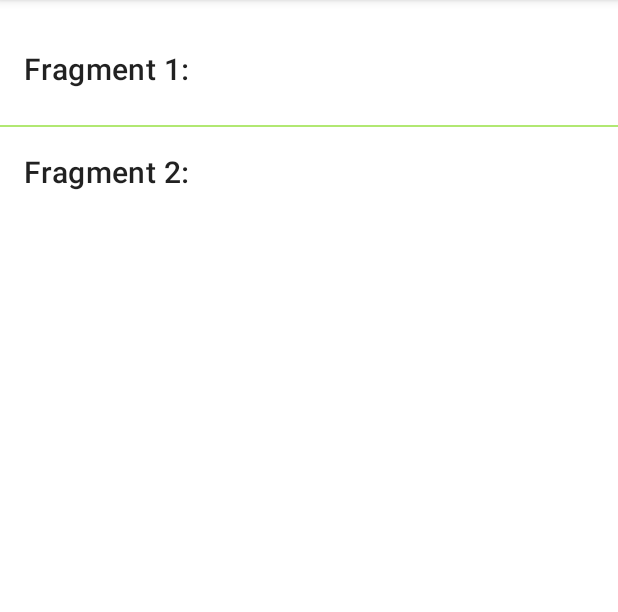
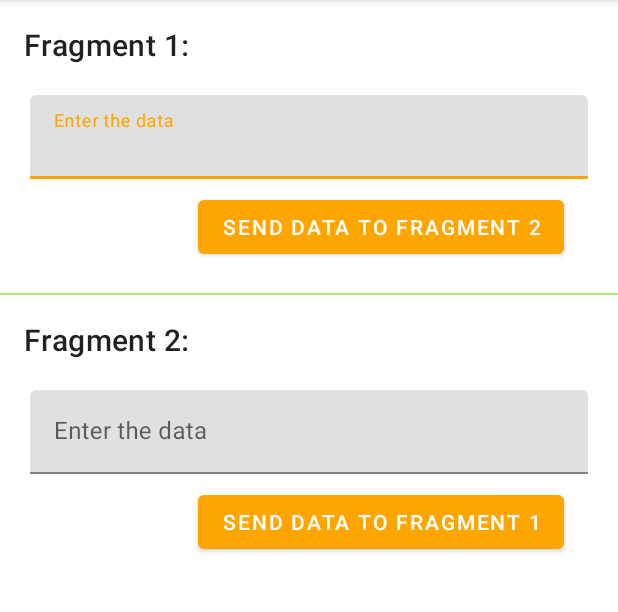
Before and after one commit to rahulrchaurasia/Demo, an Android app: the DemoViewmodelActivity screen opened directly, with no data from a screen before it, on a phone screen of 412 x 824 dp, the part 84-696 px from its top. Run offline under Robolectric (Android 15) with nearby library versions, the phone set to English and light mode, and no system bars.

Commit message:
Share View Model in Fragment

```diff
--- a/app/src/main/java/com/example/jetpackdemo/ViewModelShareDemo/DemoFragment1.kt
+++ b/app/src/main/java/com/example/jetpackdemo/ViewModelShareDemo/DemoFragment1.kt
@@ -1,16 +1,28 @@
 package com.example.jetpackdemo.ViewModelShareDemo
 
+import android.content.Context
 import android.os.Bundle
+import android.text.Editable
 import androidx.fragment.app.Fragment
 import android.view.LayoutInflater
 import android.view.View
 import android.view.ViewGroup
+import androidx.lifecycle.Observer
+import androidx.lifecycle.ViewModelProvider
 import com.example.jetpackdemo.R
-
+import com.example.jetpackdemo.databinding.FragmentDemo1Binding
 
 
 class DemoFragment1 : Fragment() {
 
+    private var shareDemoViewModelInstance : ShareDemoViewModel ? = null
+
+    // assign the _binding variable initially to null and
+    // also when the view is destroyed again it has to be set to null
+    private  var _binding : FragmentDemo1Binding ? = null
+    // with the backing property of the kotlin we extract
+    // the non null value of the _binding
+    private val binding get() = _binding!!
     override fun onCreate(savedInstanceState: Bundle?) {
         super.onCreate(savedInstanceState)
 
@@ -21,8 +33,47 @@ class DemoFragment1 : Fragment() {
         savedInstanceState: Bundle?
     ): View? {
         // Inflate the layout for this fragment
-        return inflater.inflate(R.layout.fragment_demo1, container, false)
+       // val view =  inflater.inflate(R.layout.fragment_demo1, container, false)
+        _binding = FragmentDemo1Binding.inflate(inflater,container,false)
+
+        // as soon as the button is clicked
+        // send the data to ViewModel
+        // and the Live data will take care of
+        // updating the data inside another Fragment
+        binding.sendButtonFragment1.setOnClickListener{
+
+            shareDemoViewModelInstance?.setData(binding.editTextFromFragment1.text.toString())
+
+
+        }
+
+        // Note : requireActivity() because we need activity instance. if we use this than it used frag
+        // Activity instance is required because DemoViewmodelActivity has both the fragmnet.
+        shareDemoViewModelInstance = ViewModelProvider(requireActivity()).get(ShareDemoViewModel::class.java)
+
+
+        // observe the data inside the view model that is mutable
+        // live of type CharSequence and set the data for edit text
+
+        if(viewLifecycleOwner != null) {
+            shareDemoViewModelInstance!!.getData().observe(viewLifecycleOwner, Observer { etFrag1 ->
+
+                binding.editTextFromFragment1.setText(etFrag1.toString())
+            })
+        }
+
+        return binding.root
     }
+
+
+
+    override fun onViewCreated(view: View, savedInstanceState: Bundle?) {
+        super.onViewCreated(view, savedInstanceState)
+
+
+    }
+
+
 
     companion object {
 
@@ -30,4 +81,10 @@ class DemoFragment1 : Fragment() {
         fun newInstance() = DemoFragment1()
 
     }
+
+    override fun onDestroy() {
+        super.onDestroy()
+
+        _binding = null
+    }
 }
--- a/app/src/main/java/com/example/jetpackdemo/ViewModelShareDemo/DemoFragment2.kt
+++ b/app/src/main/java/com/example/jetpackdemo/ViewModelShareDemo/DemoFragment2.kt
@@ -1,18 +1,33 @@
 package com.example.jetpackdemo.ViewModelShareDemo
 
+import android.content.Context
 import android.os.Bundle
+import android.text.Editable
 import androidx.fragment.app.Fragment
 import android.view.LayoutInflater
 import android.view.View
 import android.view.ViewGroup
+import androidx.lifecycle.Observer
+import androidx.lifecycle.ViewModelProvider
+import androidx.lifecycle.get
 import com.example.jetpackdemo.R
+import com.example.jetpackdemo.databinding.FragmentDemo2Binding
 
-// TODO: Rename parameter arguments, choose names that match
-// the fragment initialization parameters, e.g. ARG_ITEM_NUMBER
-private const val ARG_PARAM1 = "param1"
-private const val ARG_PARAM2 = "param2"
 
 class DemoFragment2 : Fragment() {
+
+
+    private var shareDemoViewModelInstance : ShareDemoViewModel ? = null
+
+    // assign the _binding variable initially to null and
+    // also when the view is destroyed again it has to be set to null
+
+    private var _binding : FragmentDemo2Binding? = null
+
+    // with the backing property of the kotlin we extract
+    // the non null value of the _binding
+
+    private val binding get() = _binding!!
 
     override fun onCreate(savedInstanceState: Bundle?) {
         super.onCreate(savedInstanceState)
@@ -24,21 +39,55 @@ class DemoFragment2 : Fragment() {
         savedInstanceState: Bundle?
     ): View? {
         // Inflate the layout for this fragment
-        return inflater.inflate(R.layout.fragment_demo2, container, false)
+       // return inflater.inflate(R.layout.fragment_demo2, container, false)
+        _binding = FragmentDemo2Binding.inflate(inflater,container,false)
+
+        return  binding.root
+
+    }
+
+    override fun onAttach(context: Context) {
+        super.onAttach(context)
+
+
+    }
+
+    override fun onViewCreated(view: View, savedInstanceState: Bundle?) {
+        super.onViewCreated(view, savedInstanceState)
+
+        shareDemoViewModelInstance = ViewModelProvider(requireActivity()).get(ShareDemoViewModel::class.java)
+
+        binding.sendButtonFragment2.setOnClickListener{
+
+            shareDemoViewModelInstance?.setData(binding.editTextFromFragment2.text.toString())
+        }
+
+
+        // observe the data inside the view model that is mutable
+        // live of type CharSequence and set the data for edit text
+        if(viewLifecycleOwner != null) {
+            shareDemoViewModelInstance!!.getData().observe(viewLifecycleOwner, Observer { etFrag2 ->
+
+                binding.editTextFromFragment2.setText(etFrag2.toString())
+
+            })
+        }
+
+
     }
 
     companion object {
 
         @JvmStatic
-        fun newInstance1(param1: String, param2: String) =
-            DemoFragment2().apply {
-                arguments = Bundle().apply {
-                    putString(ARG_PARAM1, param1)
-                    putString(ARG_PARAM2, param2)
-                }
-            }
-        @JvmStatic
-        fun newInstance() = DemoFragment2()
+        fun newInstance() = DemoFragment1()
 
     }
+
+
+
+    override fun onDestroy() {
+        super.onDestroy()
+
+        _binding = null
+    }
 }
--- a/app/src/main/java/com/example/jetpackdemo/ViewModelShareDemo/DemoViewmodelActivity.kt
+++ b/app/src/main/java/com/example/jetpackdemo/ViewModelShareDemo/DemoViewmodelActivity.kt
@@ -3,6 +3,7 @@ package com.example.jetpackdemo.ViewModelShareDemo
 import androidx.appcompat.app.AppCompatActivity
 import android.os.Bundle
 import androidx.appcompat.app.ActionBar
+import androidx.fragment.app.FragmentTransaction
 import com.example.jetpackdemo.R
 import com.example.jetpackdemo.databinding.ActivityDemoViewmodelBinding
 
@@ -26,5 +27,26 @@ class DemoViewmodelActivity : AppCompatActivity() {
             setDisplayHomeAsUpEnabled(true)
             setTitle("ViewModel Demo")
         }
+
+
+        //region In split way Frag  Trans
+//        val fragmentTransaction  : FragmentTransaction = supportFragmentManager.beginTransaction()
+//
+//        fragmentTransaction.apply {
+//
+//            add(R.id.fragment_1_holder, DemoFragment1())
+//            add(R.id.fragment_2_holder, DemoFragment2())
+//            commit()
+//        }
+
+        //endregion
+
+
+      supportFragmentManager.beginTransaction()
+          .add(R.id.fragment_1_holder, DemoFragment1())
+          .add(R.id.fragment_2_holder, DemoFragment2())
+          .commitAllowingStateLoss()
+
+
     }
 }
--- /dev/null
+++ b/app/src/main/java/com/example/jetpackdemo/ViewModelShareDemo/ShareDemoViewModel.kt
@@ -0,0 +1,19 @@
+package com.example.jetpackdemo.ViewModelShareDemo
+
+import androidx.lifecycle.MutableLiveData
+import androidx.lifecycle.ViewModel
+
+class ShareDemoViewModel : ViewModel() {
+
+    // Mutable LiveData which observed by LiveData
+    // and updated to EditTexts when it is changed.
+    private val mutableLiveData : MutableLiveData<String> = MutableLiveData()
+
+
+    fun setData(input : String) {
+
+        mutableLiveData.value = input
+    }
+
+    fun getData() : MutableLiveData<String> = mutableLiveData
+}
--- a/app/src/main/res/layout/activity_demo_viewmodel.xml
+++ b/app/src/main/res/layout/activity_demo_viewmodel.xml
@@ -20,14 +20,16 @@
 
     </com.google.android.material.appbar.AppBarLayout>
 
-    <LinearLayout
+    <androidx.constraintlayout.widget.ConstraintLayout
+        xmlns:android="http://schemas.android.com/apk/res/android"
+        xmlns:app="http://schemas.android.com/apk/res-auto"
+        xmlns:tools="http://schemas.android.com/tools"
         android:layout_width="match_parent"
-        android:layout_height="wrap_content"
-        android:orientation="vertical"
-        android:layout_marginTop="@dimen/fab_margin"
+        android:layout_height="match_parent"
+        tools:context=".MainActivity"
+        tools:ignore="HardcodedText"
         app:layout_behavior="com.google.android.material.appbar.AppBarLayout$ScrollingViewBehavior">
-
-
+        >
 
         <TextView
             android:id="@+id/textView"
@@ -85,6 +87,6 @@
             app:layout_constraintStart_toStartOf="parent"
             app:layout_constraintTop_toBottomOf="@+id/textView2" />
 
-    </LinearLayout>
+    </androidx.constraintlayout.widget.ConstraintLayout>
 
 </androidx.coordinatorlayout.widget.CoordinatorLayout>
--- a/app/src/main/res/layout/fragment_demo1.xml
+++ b/app/src/main/res/layout/fragment_demo1.xml
@@ -1,14 +1,36 @@
 <?xml version="1.0" encoding="utf-8"?>
-<FrameLayout xmlns:android="http://schemas.android.com/apk/res/android"
-    xmlns:tools="http://schemas.android.com/tools"
+<RelativeLayout
+xmlns:android="http://schemas.android.com/apk/res/android"
+xmlns:tools="http://schemas.android.com/tools"
+android:layout_width="match_parent"
+android:layout_height="match_parent"
+android:clipToPadding="false"
+android:padding="4dp"
+android:layout_marginTop="@dimen/eight"
+tools:context=".ViewModelShareDemo.DemoFragment1"
+tools:ignore="HardcodedText">
+
+<com.google.android.material.textfield.TextInputLayout
+    android:id="@+id/edit_text_layout_1"
     android:layout_width="match_parent"
-    android:layout_height="match_parent"
-    tools:context=".ViewModelShareDemo.DemoFragment1">
+    android:layout_height="wrap_content">
 
-    <!-- TODO: Update blank fragment layout -->
-    <TextView
+    <com.google.android.material.textfield.TextInputEditText
+        android:id="@+id/edit_text_from_fragment_1"
         android:layout_width="match_parent"
-        android:layout_height="match_parent"
-        android:text="@string/hello_blank_fragment" />
+        android:layout_height="wrap_content"
+        android:hint="Enter the data" />
 
-</FrameLayout>
+</com.google.android.material.textfield.TextInputLayout>
+
+<Button
+    android:id="@+id/send_button_fragment_1"
+    android:layout_width="wrap_content"
+    android:layout_height="wrap_content"
+    android:layout_below="@id/edit_text_layout_1"
+    android:layout_alignParentEnd="true"
+    android:layout_marginTop="8dp"
+    android:layout_marginEnd="16dp"
+    android:text="Send Data to Fragment 2" />
+
+</RelativeLayout>
--- a/app/src/main/res/layout/fragment_demo2.xml
+++ b/app/src/main/res/layout/fragment_demo2.xml
@@ -1,14 +1,36 @@
 <?xml version="1.0" encoding="utf-8"?>
-<FrameLayout xmlns:android="http://schemas.android.com/apk/res/android"
-    xmlns:tools="http://schemas.android.com/tools"
+<RelativeLayout
+xmlns:android="http://schemas.android.com/apk/res/android"
+xmlns:tools="http://schemas.android.com/tools"
+android:layout_width="match_parent"
+android:layout_height="match_parent"
+android:clipToPadding="false"
+android:padding="4dp"
+android:layout_marginTop="@dimen/eight"
+tools:context=".ViewModelShareDemo.DemoFragment2">
+tools:ignore="HardcodedText">
+
+<com.google.android.material.textfield.TextInputLayout
+    android:id="@+id/edit_text_layout_2"
     android:layout_width="match_parent"
-    android:layout_height="match_parent"
-    tools:context=".ViewModelShareDemo.DemoFragment2">
+    android:layout_height="wrap_content">
 
-    <!-- TODO: Update blank fragment layout -->
-    <TextView
+    <com.google.android.material.textfield.TextInputEditText
+        android:id="@+id/edit_text_from_fragment_2"
         android:layout_width="match_parent"
-        android:layout_height="match_parent"
-        android:text="@string/hello_blank_fragment" />
+        android:layout_height="wrap_content"
+        android:hint="Enter the data" />
 
-</FrameLayout>
+</com.google.android.material.textfield.TextInputLayout>
+
+<Button
+    android:id="@+id/send_button_fragment_2"
+    android:layout_width="wrap_content"
+    android:layout_height="wrap_content"
+    android:layout_below="@id/edit_text_layout_2"
+    android:layout_alignParentEnd="true"
+    android:layout_marginTop="8dp"
+    android:layout_marginEnd="16dp"
+    android:text="Send Data to Fragment 1" />
+
+</RelativeLayout>
```
Lines whose indentation alone changed are shown as unchanged.
